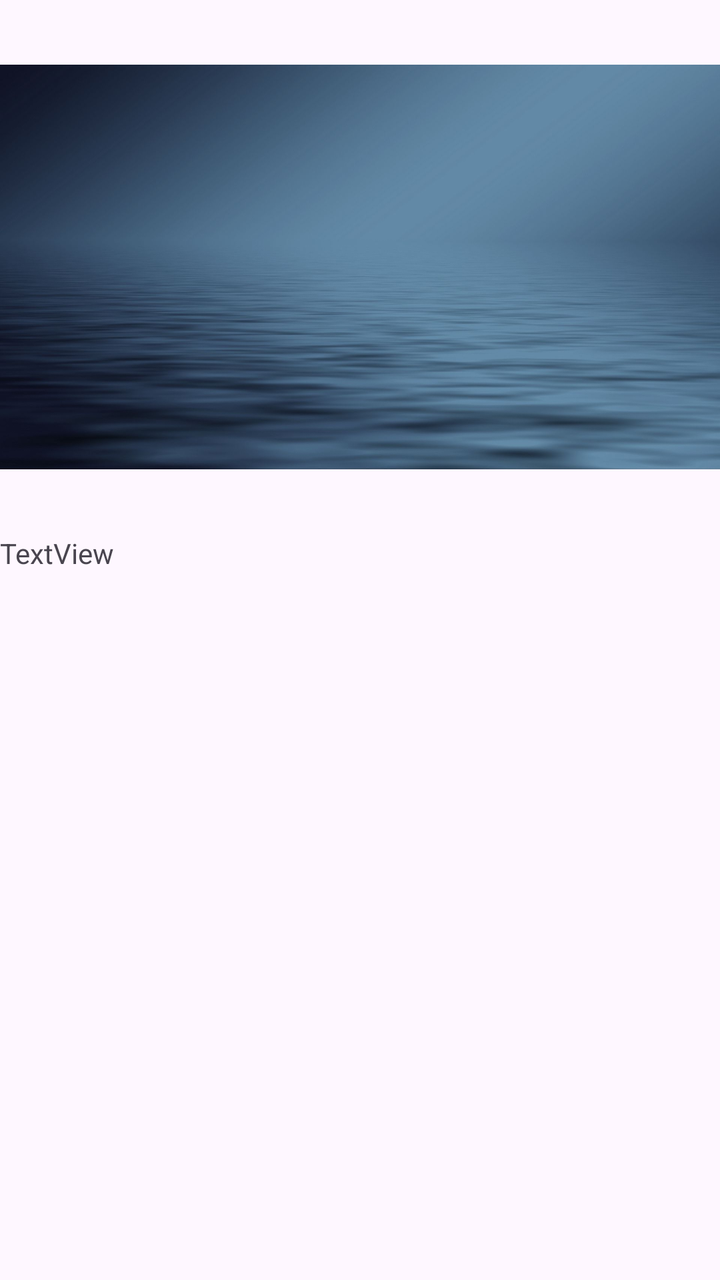
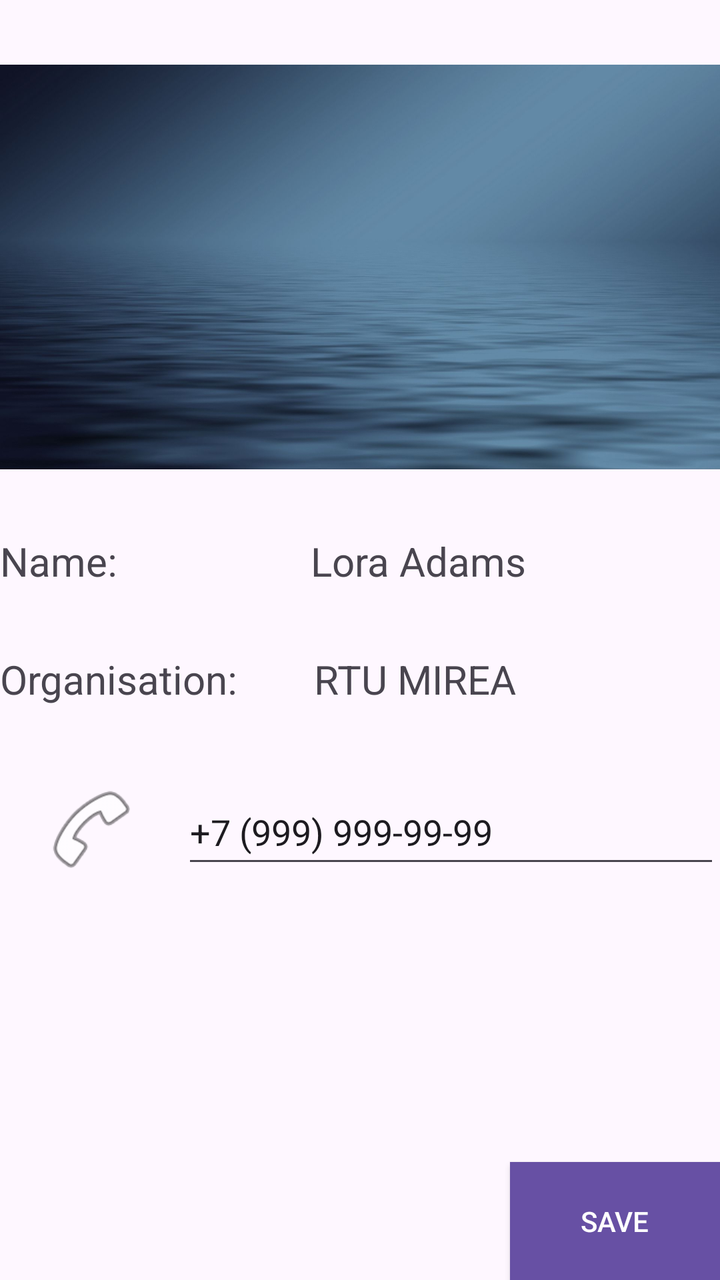

Two renders of the same Android screen: before a commit and after it. Below are the layout's source before the change and the commit's diff.
<!-- AndroidManifest.xml: application theme Theme.Lesson1 -->
<!-- res/layout/activity_main.xml -->
<?xml version="1.0" encoding="utf-8"?>
<androidx.constraintlayout.widget.ConstraintLayout xmlns:android="http://schemas.android.com/apk/res/android"
    xmlns:app="http://schemas.android.com/apk/res-auto"
    xmlns:tools="http://schemas.android.com/tools"
    android:id="@+id/main"
    android:layout_width="match_parent"
    android:layout_height="match_parent"
    tools:context=".MainActivity">

    <LinearLayout
        android:layout_width="match_parent"
        android:layout_height="match_parent"
        android:orientation="vertical">

        <ImageView
            android:id="@+id/imageView2"
            android:layout_width="match_parent"
            android:layout_height="267dp"
            app:srcCompat="@drawable/more_gorizont_minimalizm" />

        <TextView
            android:id="@+id/textView3"
            android:layout_width="match_parent"
            android:layout_height="60dp"
            android:text="TextView" />
    </LinearLayout>

    <TableRow
        android:layout_width="match_parent"
        android:layout_height="match_parent" >

    </TableRow>

</androidx.constraintlayout.widget.ConstraintLayout>
<!-- resources referenced by this layout -->
<resources>
  <!-- drawable more_gorizont_minimalizm: jpg bitmap (drawable, 92241 bytes) -->
  <style name="Theme.Lesson1" parent="Base.Theme.Lesson1" />
  <style name="Base.Theme.Lesson1" parent="Theme.Material3.DayNight.NoActionBar">
          
          
      </style>
</resources>

<!-- the commit's change to res/layout/activity_main.xml (unified diff, before → after) -->
@@ -10,7 +10,9 @@
     <LinearLayout
         android:layout_width="match_parent"
         android:layout_height="match_parent"
-        android:orientation="vertical">
+        android:orientation="vertical"
+        tools:layout_editor_absoluteX="0dp"
+        tools:layout_editor_absoluteY="-71dp">
 
         <ImageView
             android:id="@+id/imageView2"
@@ -18,17 +20,87 @@
             android:layout_height="267dp"
             app:srcCompat="@drawable/more_gorizont_minimalizm" />
 
-        <TextView
-            android:id="@+id/textView3"
+        <LinearLayout
             android:layout_width="match_parent"
-            android:layout_height="60dp"
-            android:text="TextView" />
+            android:layout_height="59dp"
+            android:orientation="horizontal">
+
+            <TextView
+                android:id="@+id/nameA"
+                android:layout_width="wrap_content"
+                android:layout_height="match_parent"
+                android:layout_weight="1"
+                android:text="Name:"
+                android:textSize="20sp" />
+
+            <TextView
+                android:id="@+id/name"
+                android:layout_width="wrap_content"
+                android:layout_height="match_parent"
+                android:layout_weight="1"
+                android:text="Lora Adams"
+                android:textSize="20sp" />
+        </LinearLayout>
+
+        <LinearLayout
+            android:layout_width="match_parent"
+            android:layout_height="64dp"
+            android:orientation="horizontal">
+
+            <TextView
+                android:id="@+id/organosationA"
+                android:layout_width="55dp"
+                android:layout_height="match_parent"
+                android:layout_weight="1"
+                android:text="Organisation:"
+                android:textSize="20sp" />
+
+            <TextView
+                android:id="@+id/orgName"
+                android:layout_width="wrap_content"
+                android:layout_height="match_parent"
+                android:layout_weight="1"
+                android:text="RTU MIREA"
+                android:textSize="20sp" />
+        </LinearLayout>
+
+        <LinearLayout
+            android:layout_width="match_parent"
+            android:layout_height="49dp"
+            android:orientation="horizontal">
+
+            <ImageView
+                android:id="@+id/imageView"
+                android:layout_width="wrap_content"
+                android:layout_height="match_parent"
+                android:layout_weight="1"
+                app:srcCompat="@android:drawable/ic_menu_call" />
+
+            <EditText
+                android:id="@+id/editTextPhone"
+                android:layout_width="wrap_content"
+                android:layout_height="match_parent"
+                android:layout_weight="1"
+                android:ems="10"
+                android:inputType="phone"
+                android:text="+7 (999) 999-99-99" />
+        </LinearLayout>
+
     </LinearLayout>
 
-    <TableRow
-        android:layout_width="match_parent"
-        android:layout_height="match_parent" >
-
-    </TableRow>
+    <Button
+        android:id="@+id/button12"
+        style="@style/Widget.AppCompat.Button"
+        android:layout_width="105dp"
+        android:layout_height="59dp"
+        android:background="#3F51B5"
+        android:backgroundTint="#3F51B5"
+        android:text="SAVE"
+        android:textColorLink="#009688"
+        app:iconTint="#E91E63"
+        app:layout_constraintBottom_toBottomOf="parent"
+        app:layout_constraintEnd_toEndOf="parent"
+        app:rippleColor="#3F51B5"
+        app:strokeColor="#9C27B0" />
 
 </androidx.constraintlayout.widget.ConstraintLayout>
